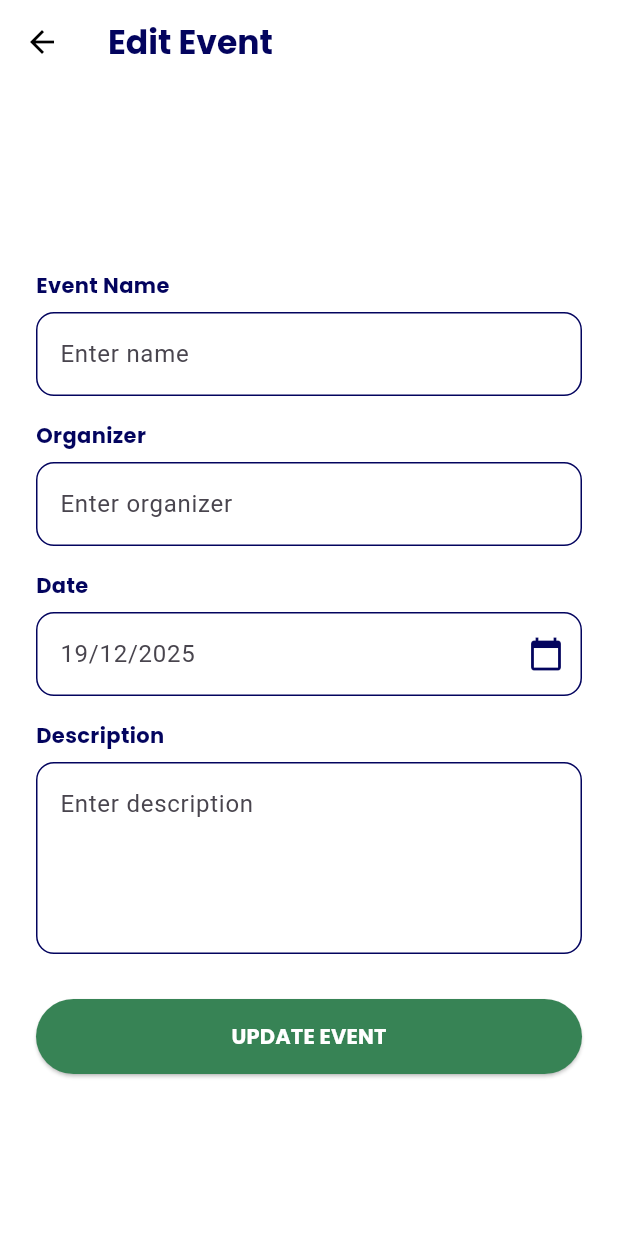
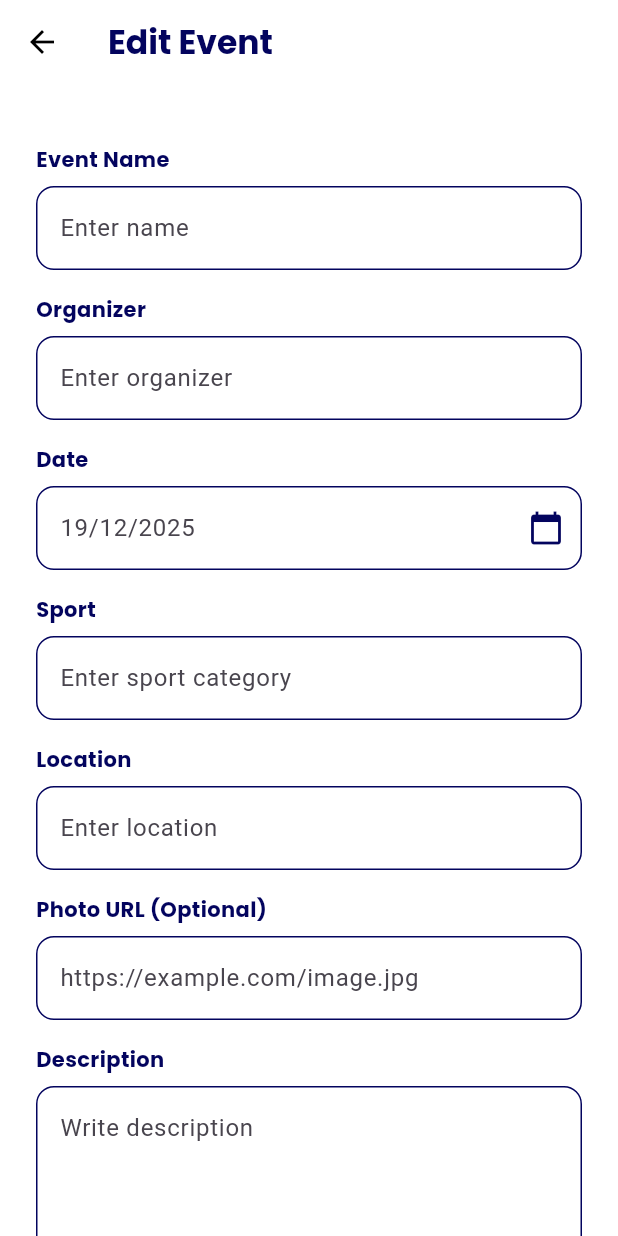
Before and after one commit to pbp-kelompok-b12/WIkilympics-mobile, a Flutter app: the EditEventScreen screen opened directly with empty values, on a phone screen of 412 x 824 dp. Run offline on Flutter 3.47's test engine with Material 3 defaults, Android fonts, the phone set to English and light mode, and no system bars; our stand-ins replace google_fonts; missing offline and left inert: pbp_django_auth.

Commit message:
update upcoming events modul

```diff
--- a/lib/upcomingevents/screens/edit_event_screen.dart
+++ b/lib/upcomingevents/screens/edit_event_screen.dart
@@ -15,18 +15,12 @@
 
 class _EditEventScreenState extends State<EditEventScreen> {
   final _formKey = GlobalKey<FormState>();
-  late TextEditingController _eventNameController;
-  late TextEditingController _organizerController;
-  late TextEditingController _locationController;
-  late TextEditingController _sportController;
-  late TextEditingController _photoUrlController;
-  late TextEditingController _descriptionController;
+  late TextEditingController _eventNameController, _organizerController, _locationController, _sportController, _photoUrlController, _descriptionController;
   DateTime? _selectedDate;
 
   @override
   void initState() {
     super.initState();
-    // Pre-fill data lama ke controller
     _eventNameController = TextEditingController(text: widget.event.name);
     _organizerController = TextEditingController(text: widget.event.organizer);
     _locationController = TextEditingController(text: widget.event.location);
@@ -40,7 +34,7 @@
     final request = context.read<CookieRequest>();
     if (_formKey.currentState!.validate() && _selectedDate != null) {
       final response = await request.post(
-        'http://127.0.0.1:8000/upcoming_event/edit-event-flutter/${widget.event.id}/',
+        'http://127.0.0.1:8000/upcoming_event/edit-flutter/${widget.event.id}/',
         {
           'name': _eventNameController.text,
           'organizer': _organizerController.text,
@@ -53,8 +47,10 @@
       );
 
       if (mounted) {
-        if (response['status'] == 'success') {
-          ScaffoldMessenger.of(context).showSnackBar(const SnackBar(content: Text("Event updated successfully!")));
+        if (response['status'] == 'success' || response['success'] == true) {
+          ScaffoldMessenger.of(context).showSnackBar(
+            SnackBar(content: Text("Event updated successfully!", style: GoogleFonts.poppins()), backgroundColor: Colors.green),
+          );
           Navigator.pop(context, true);
         } else {
           ScaffoldMessenger.of(context).showSnackBar(SnackBar(content: Text("Error: ${response['message']}")));
@@ -94,7 +90,7 @@
                       DateTime? picked = await showDatePicker(
                         context: context,
                         initialDate: _selectedDate ?? DateTime.now(),
-                        firstDate: DateTime(2020),
+                        firstDate: DateTime(2000),
                         lastDate: DateTime(2101),
                       );
                       if (picked != null) setState(() => _selectedDate = picked);
@@ -103,16 +99,29 @@
                       hintText: _selectedDate == null ? 'Select Date' : DateFormat('dd/MM/yyyy').format(_selectedDate!),
                       suffixIcon: const Icon(Icons.calendar_today, color: Color(0xFF03045E)),
                       enabledBorder: OutlineInputBorder(borderSide: const BorderSide(color: Color(0xFF03045E)), borderRadius: BorderRadius.circular(12)),
+                      focusedBorder: OutlineInputBorder(borderSide: const BorderSide(color: Color(0xFF03045E), width: 2), borderRadius: BorderRadius.circular(12)),
                     ),
                   ),
+                  _buildLabel("Sport"),
+                  _buildTextField(_sportController, "Enter sport category"),
+                  _buildLabel("Location"),
+                  _buildTextField(_locationController, "Enter location"),
+                  _buildLabel("Photo URL (Optional)"),
+                  _buildTextField(_photoUrlController, "https://example.com/image.jpg",
+                  isOptional: true,
+                  ),
                   _buildLabel("Description"),
-                  _buildTextField(_descriptionController, "Enter description", maxLines: 4),
+                  _buildTextField(_descriptionController, "Write description", maxLines: 4),
                   const SizedBox(height: 30),
                   SizedBox(
                     width: double.infinity,
                     child: ElevatedButton(
                       onPressed: _submitForm,
-                      style: ElevatedButton.styleFrom(backgroundColor: const Color(0xFF378355), padding: const EdgeInsets.all(15)),
+                      style: ElevatedButton.styleFrom(
+                          backgroundColor: const Color(0xFF378355),
+                          padding: const EdgeInsets.all(15),
+                          shape: RoundedRectangleBorder(borderRadius: BorderRadius.circular(12))
+                      ),
                       child: Text("UPDATE EVENT", style: GoogleFonts.poppins(color: Colors.white, fontWeight: FontWeight.bold)),
                     ),
                   ),
@@ -130,9 +139,17 @@
     child: Text(text, style: GoogleFonts.poppins(fontWeight: FontWeight.bold, color: const Color(0xFF03045E))),
   );
 
-  Widget _buildTextField(TextEditingController controller, String hint, {int maxLines = 1}) => TextFormField(
+  Widget _buildTextField(TextEditingController controller, String hint, {int maxLines = 1, bool isOptional = false}) => TextFormField(
     controller: controller,
     maxLines: maxLines,
+    // Validator untuk mengecek apakah field ini opsional atau tidak
+    validator: (value) {
+      if (isOptional) return null;
+      if (value == null || value.isEmpty) {
+        return "Field cannot be empty";
+      }
+      return null;
+    },
     decoration: InputDecoration(
       hintText: hint,
       enabledBorder: OutlineInputBorder(borderSide: const BorderSide(color: Color(0xFF03045E)), borderRadius: BorderRadius.circular(12)),
```
Also changed, not shown: lib/upcomingevents/screens/events_list_screen.dart (+65 -82 lines), lib/upcomingevents/widgets/events_card.dart (+10 -7 lines).
